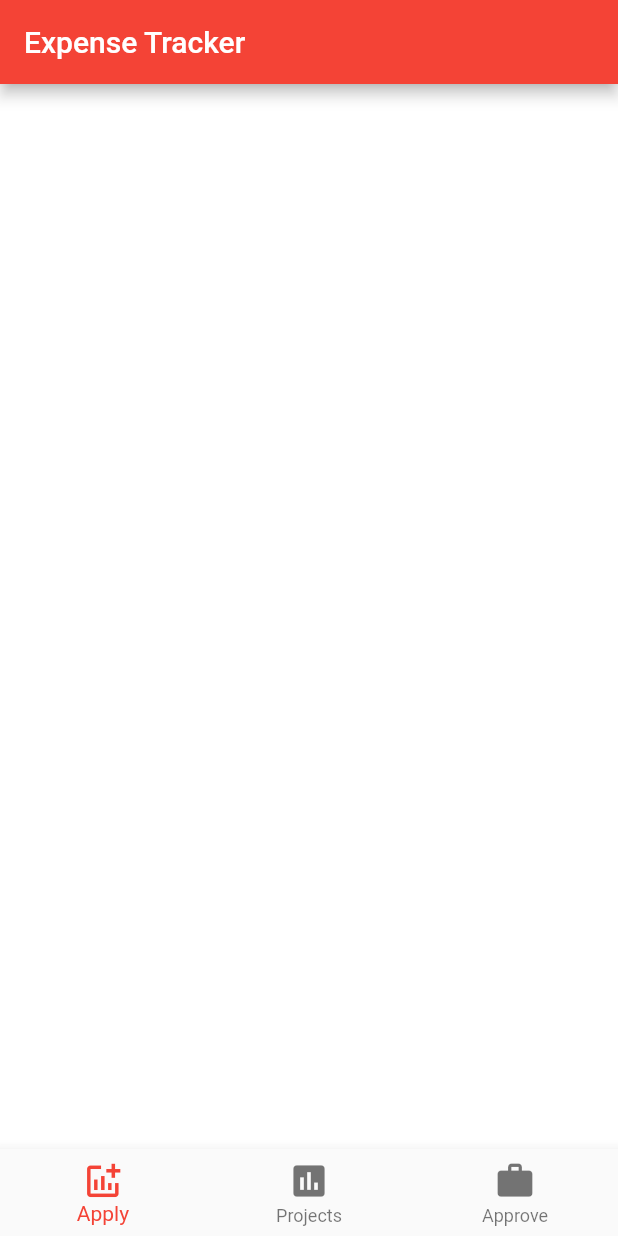
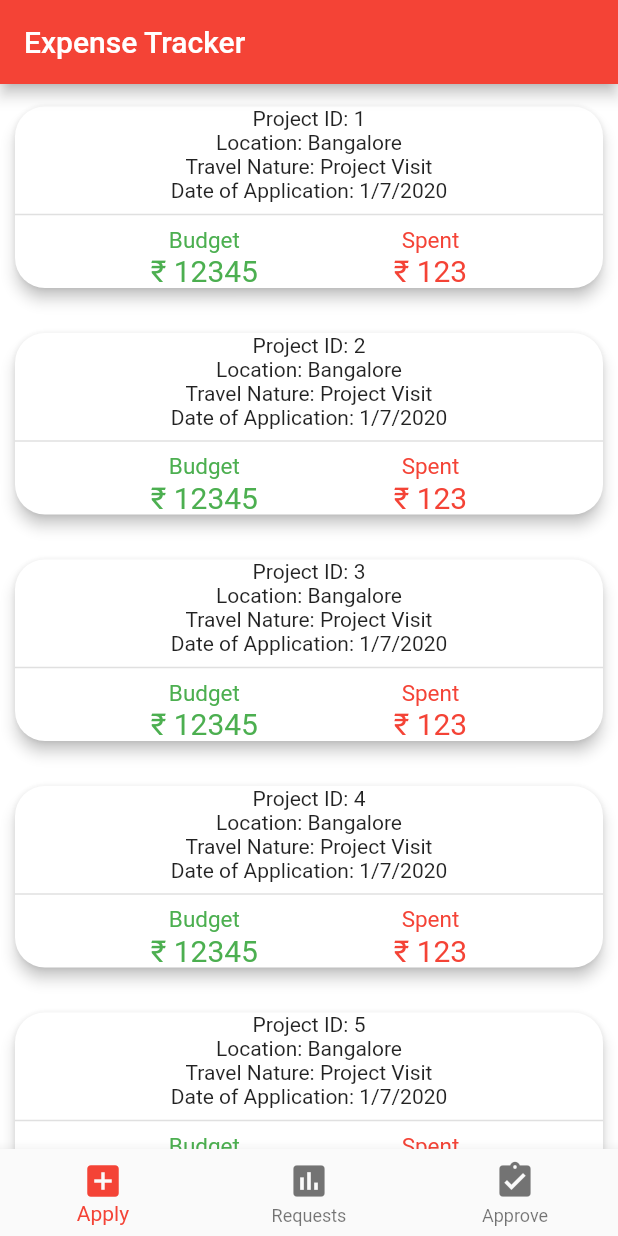
Before and after one commit to vishruth-v/Expense-Tracker, a Flutter app: the screen it shows after launch, on a phone screen of 412 x 824 dp. Run offline on Flutter 3.47's test engine with Material 2 defaults, Android fonts, the phone set to English and light mode, and no system bars; our stand-ins replace image_picker.

Commit message:
Updated display fields

```diff
--- a/Vishruth/expense_track_vish/lib/allprojects.dart
+++ b/Vishruth/expense_track_vish/lib/allprojects.dart
@@ -1,8 +1,11 @@
 import 'package:flutter/material.dart';
 //MUST INCLUDE my_flutter_app_icons.dart for custom ICON
 import 'assetscripts/my_flutter_app_icons.dart';
+import 'package:intl/intl.dart';
 
 //void main() => runApp(MyApp());
+
+enum Approval { approved, rejected, pending }
 
 class AllProjectsMain extends StatelessWidget {
   @override
@@ -24,12 +27,19 @@ class AllProjectsMain extends StatelessWidget {
           iconSize: 28,
           items: const <BottomNavigationBarItem>[
             BottomNavigationBarItem(
-                icon: Icon(MyFlutterApp.addchart_24px),
-                title: Text('Apply')),
+              //Use if custom icon to be used
+              //icon: Icon(MyFlutterApp.addchart_24px), title: Text('Apply')),
+              icon: Icon(Icons.add_box),
+              title: Text('Apply'),
+            ),
             BottomNavigationBarItem(
-                icon: Icon(Icons.assessment), title: Text('Projects')),
+              icon: Icon(Icons.assessment),
+              title: Text('Requests'),
+            ),
             BottomNavigationBarItem(
-                icon: Icon(Icons.work), title: Text('Approve')),
+              icon: Icon(Icons.assignment_turned_in),
+              title: Text('Approve'),
+            ),
           ],
         ),
       ),
@@ -45,10 +55,104 @@ class AllProjects extends StatefulWidget {
 class _AllProjectsState extends State<AllProjects> {
   @override
   Widget build(BuildContext context) {
-    return ListView(
-      children: <Widget>[
-        //Card(child: ,)
-      ],
+    return ListView.builder(
+      itemCount: 10,
+      itemBuilder: (BuildContext context, int index) {
+        return NewCard(
+          number: index + 1,
+        );
+      },
     );
   }
 }
+
+class NewCard extends StatelessWidget {
+  //Constructor to get project id/number when called
+  NewCard({Key key, this.number}) : super(key: key);
+
+  final int number;
+  Approval status = Approval.approved; //Optional to keep status
+
+  @override
+  Widget build(BuildContext context) {
+    return FlatButton(
+      padding: EdgeInsets.all(0),
+      child: Card(
+        shape: RoundedRectangleBorder(borderRadius: BorderRadius.circular(20)),
+        elevation: 4,
+        margin: EdgeInsets.symmetric(vertical: 15, horizontal: 10),
+        child: Column(
+          children: <Widget>[
+            Text('Project ID:\t$number'),
+            Text('Location:\tBangalore'),
+            Text('Travel Nature:\tProject Visit'),
+
+            //TO SHOW STATUS OF REQUEST APPROVAL
+            // Row(
+            //   mainAxisAlignment: MainAxisAlignment.center,
+            //   children: <Widget>[
+            //     Text('Status:\t'),
+            //     ApprovalStatus(
+            //       status: status,
+            //     ),
+            //   ],
+            // ),
+            Text(
+              'Date of Application: ${DateFormat('d/M/yyyy').format(DateTime.now()).toString()}',
+            ),
+            Divider(
+              thickness: 1,
+            ),
+            Row(
+              mainAxisAlignment: MainAxisAlignment.spaceEvenly,
+              children: <Widget>[
+                Column(
+                  children: <Widget>[
+                    Text('Budget',
+                        style: TextStyle(color: Colors.green, fontSize: 15)),
+                    Text('\u20B9 12345',
+                        style: TextStyle(color: Colors.green, fontSize: 20)),
+                  ],
+                ),
+                Column(
+                  children: <Widget>[
+                    Text('Spent',
+                        style: TextStyle(color: Colors.red, fontSize: 15)),
+                    Text('\u20B9 123',
+                        style: TextStyle(color: Colors.red, fontSize: 20)),
+                  ],
+                ),
+              ],
+            ),
+          ],
+        ),
+      ),
+      onPressed:
+          () {}, //ONLY if staus == Approval.approved, user should be able to add expense
+    );
+  }
+}
+
+//THIS CLASS TO SHOW STATUS IN CARD WHETHER REQUEST APPROVED OR REJECTED OR PENDING
+
+// class ApprovalStatus extends StatelessWidget {
+//   ApprovalStatus({Key key, this.status}) : super(key: key);
+//   Approval status;
+
+//   @override
+//   Widget build(BuildContext context) {
+//     if (status == Approval.approved) {
+//       return Text('Approved',
+//           style: TextStyle(color: Colors.green, fontWeight: FontWeight.bold));
+//     } else if (status == Approval.rejected) {
+//       return Text('Rejected',
+//           style: TextStyle(color: Colors.red, fontWeight: FontWeight.bold));
+//     } else if (status == Approval.pending) {
+//       return Text('Rejected',
+//           style: TextStyle(color: Colors.orange, fontWeight: FontWeight.bold));
+//     }
+//     else {
+//       return Text('');
+//     }
+//   }
+// }
```
